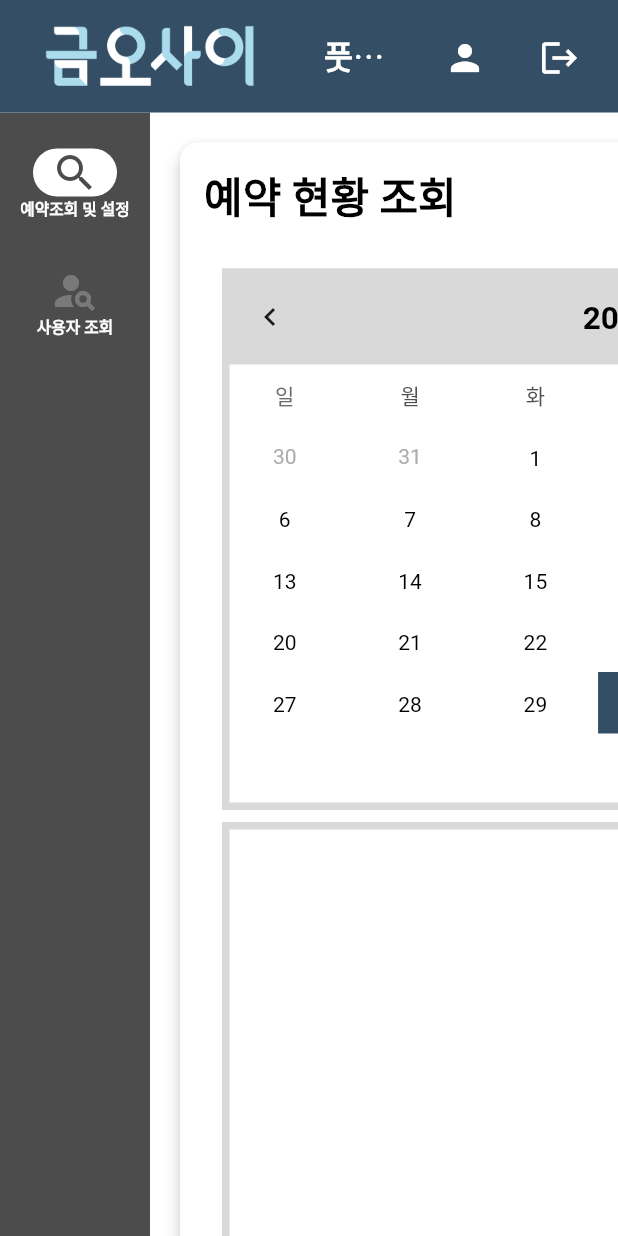
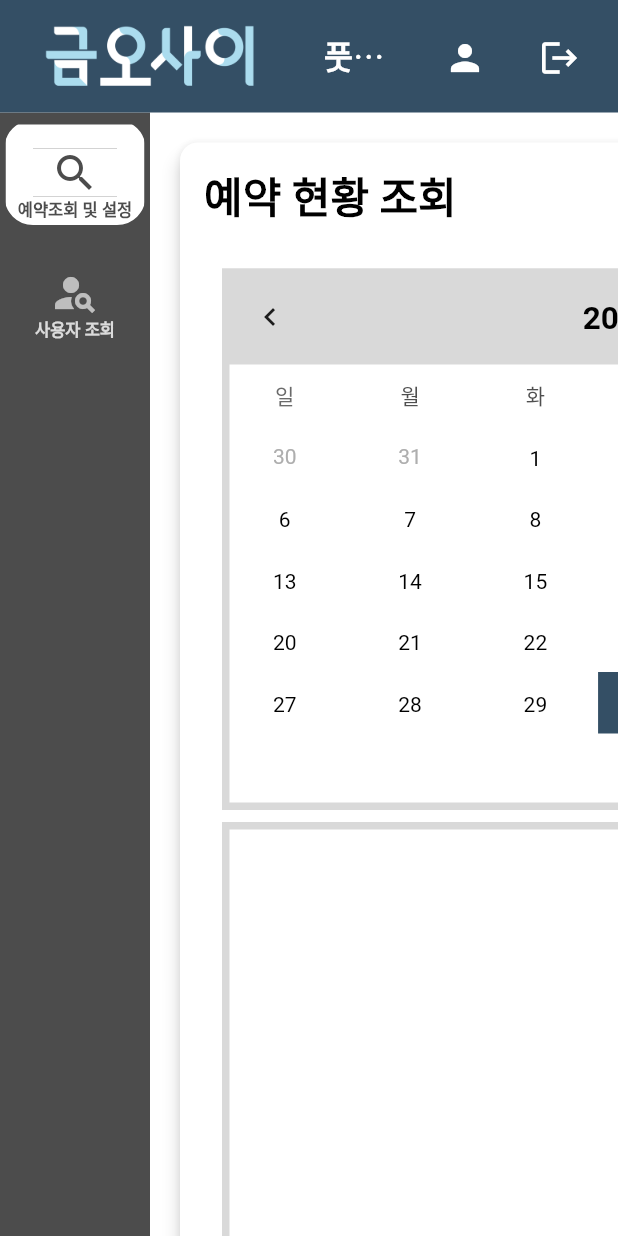
Before and after one commit to kumoh42/futsal-front, a Flutter app: the RootTab screen opened by its route, on a phone screen of 412 x 824 dp. Run offline on Flutter 3.47's test engine with Material 2 defaults, Android fonts, the phone set to English and light mode, and no system bars; drawn by our look-alikes of table_calendar; our stand-ins replace dio, flutter_dotenv, flutter_riverpod, flutter_secure_storage, go_router, retrofit and 1 more; missing offline and left inert: universal_html; accounts and stored records are empty; generated files the repository leaves out were written again; network calls fail; statements that could not run were skipped.

Commit message:
[DESIGN] root tab 수정

```diff
--- a/flutter_front/lib/common/view/root_tab.dart
+++ b/flutter_front/lib/common/view/root_tab.dart
@@ -137,17 +137,25 @@ class _RootTabState extends ConsumerState<RootTab>
                     useIndicator: true,
 
                     indicatorColor: CustomColor.backgroundMainColor,
+                    indicatorShape: const RoundedRectangleBorder(
+                      side: BorderSide(
+                        color: CustomColor.backgroundMainColor,
+                        strokeAlign: 1,
+                        width: 19,
+                      ),
+                    ),
 
                     selectedLabelTextStyle:
-                        const TextStyle(color: CustomColor.backgroundMainColor),
+                        const TextStyle(color: CustomColor.subColor),
                     unselectedLabelTextStyle: TextStyle(
-                        color: CustomColor.disabledColor.withOpacity(0.5)),
+                      color: CustomColor.backgroundMainColor.withOpacity(0.8),
+                    ),
                     selectedIconTheme: const IconThemeData(
                       color: CustomColor.subColor,
                       size: 30,
                     ),
-                    unselectedIconTheme: IconThemeData(
-                        color: CustomColor.disabledColor.withOpacity(0.5)),
+                    unselectedIconTheme: const IconThemeData(
+                        color: CustomColor.backgroundMainColor),
                     // destinations 실제 메뉴에 나타날 위젯들
                     destinations: TABS.map((e) => _destination(e)).toList(),
                     selectedIndex: index,
@@ -184,7 +192,10 @@ class _RootTabState extends ConsumerState<RootTab>
       ),
       label: Text(
         info.label,
-        style: kTextReverseStyleMini,
+        style: const TextStyle(
+          fontSize: 11,
+          fontWeight: FontWeight.w900,
+        ),
       ),
     );
   }
```
